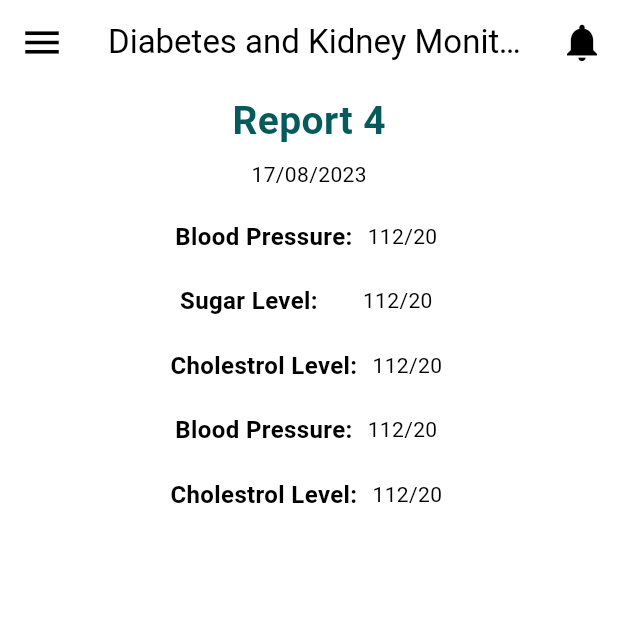
After one commit to iMalikHashim/fyp, a Flutter app: the ViewReportScreen screen opened by its route, after a tap on the "arrow right" icon, on a phone screen of 412 x 824 dp, the top half of it. The commit adds this screen. Run offline on Flutter 3.47's test engine with Material 3 defaults, Android fonts, the phone set to English and light mode, and no system bars; our stand-ins replace fl_chart.

Commit message:
reports Details

```diff
--- a/lib/components/home.dart
+++ b/lib/components/home.dart
@@ -56,7 +56,7 @@ class HomePage extends StatelessWidget {
                     child: IconButton(
                       onPressed: () {
                         // Navigate to the ViewReports screen using the named route
-                        Navigator.pushNamed(context, '/viewReports');
+                        Navigator.pushNamed(context, '/addReports');
                       },
                       icon: const Icon(
                         Icons.add_circle_outline_rounded,
--- /dev/null
+++ b/lib/components/reportsDetails.dart
@@ -0,0 +1,275 @@
+// ignore_for_file: prefer_const_constructors
+
+import 'package:flutter/material.dart';
+
+class ReportsDetails extends StatefulWidget {
+  const ReportsDetails({super.key});
+
+  @override
+  State<ReportsDetails> createState() => _ReportsDetailsState();
+}
+
+class _ReportsDetailsState extends State<ReportsDetails> {
+  AppBar topBar() {
+    return AppBar(
+      title: const Text(
+        'Diabetes and Kidney Monitoring',
+        style: TextStyle(color: Colors.black),
+      ),
+      backgroundColor: Colors.white,
+      leading: const Icon(
+        Icons.menu,
+        color: Colors.black,
+        size: 30.0,
+      ),
+      actions: [
+        IconButton(
+          onPressed: () => {},
+          icon: const Icon(
+            Icons.notifications,
+            color: Colors.black,
+            size: 30.0,
+          ),
+        ),
+      ],
+    );
+  }
+
+  @override
+  Widget build(BuildContext context) {
+    return Scaffold(
+      backgroundColor: Colors.white,
+      appBar: topBar(),
+      body: Column(children: const <Widget>[
+        Center(
+          child: Row(
+            mainAxisAlignment: MainAxisAlignment.center,
+            crossAxisAlignment: CrossAxisAlignment.center,
+            children: [
+              SizedBox(
+                height: 50.0,
+              ),
+              Text(
+                'Report 4',
+                style: TextStyle(
+                  fontWeight: FontWeight.bold,
+                  fontSize: 26,
+                  color: Color(0xFF055B5C),
+                ),
+              ),
+            ],
+          ),
+        ),
+        Center(
+          child: Row(
+            mainAxisAlignment: MainAxisAlignment.center,
+            crossAxisAlignment: CrossAxisAlignment.center,
+            children: [
+              SizedBox(
+                height: 20.0,
+              ),
+              Text(
+                '17/08/2023',
+                style: TextStyle(
+                  // fontWeight: FontWeight.bold,
+                  fontSize: 14,
+                  color: Colors.black,
+                ),
+              ),
+            ],
+          ),
+        ),
+        SizedBox(
+          height: 20,
+        ),
+        Row(mainAxisAlignment: MainAxisAlignment.center, children: <Widget>[
+          Column(
+            mainAxisAlignment: MainAxisAlignment.start,
+            crossAxisAlignment: CrossAxisAlignment.start,
+            children: [
+              Text(
+                'Blood Pressure:',
+                style: TextStyle(
+                  fontWeight: FontWeight.bold,
+                  fontSize: 16,
+                  color: Colors.black,
+                ),
+                textAlign: TextAlign.justify,
+              ),
+            ],
+          ),
+          SizedBox(
+            width: 10.0,
+          ),
+          Column(
+            mainAxisAlignment: MainAxisAlignment.start,
+            crossAxisAlignment: CrossAxisAlignment.start,
+            children: [
+              Text(
+                '112/20 ',
+                style: TextStyle(
+                  // fontWeight: FontWeight.bold,
+                  fontSize: 14,
+                  color: Colors.black,
+                ),
+                textAlign: TextAlign.justify,
+              ),
+            ],
+          ),
+        ]),
+        SizedBox(
+          height: 20,
+        ),
+        Row(mainAxisAlignment: MainAxisAlignment.center, children: <Widget>[
+          Column(
+            mainAxisAlignment: MainAxisAlignment.start,
+            crossAxisAlignment: CrossAxisAlignment.start,
+            children: [
+              Text(
+                'Sugar Level:',
+                style: TextStyle(
+                  fontWeight: FontWeight.bold,
+                  fontSize: 16,
+                  color: Colors.black,
+                ),
+                textAlign: TextAlign.justify,
+              ),
+            ],
+          ),
+          SizedBox(
+            width: 30.0,
+          ),
+          Column(
+            mainAxisAlignment: MainAxisAlignment.start,
+            crossAxisAlignment: CrossAxisAlignment.start,
+            children: [
+              Text(
+                '112/20 ',
+                style: TextStyle(
+                  // fontWeight: FontWeight.bold,
+                  fontSize: 14,
+                  color: Colors.black,
+                ),
+                textAlign: TextAlign.justify,
+              ),
+            ],
+          ),
+        ]),
+        SizedBox(
+          height: 20,
+        ),
+        Row(mainAxisAlignment: MainAxisAlignment.center, children: <Widget>[
+          Column(
+            mainAxisAlignment: MainAxisAlignment.start,
+            crossAxisAlignment: CrossAxisAlignment.start,
+            children: [
+              Text(
+                'Cholestrol Level:',
+                style: TextStyle(
+                  fontWeight: FontWeight.bold,
+                  fontSize: 16,
+                  color: Colors.black,
+                ),
+                textAlign: TextAlign.justify,
+              ),
+            ],
+          ),
+          SizedBox(
+            width: 10.0,
+          ),
+          Column(
+            mainAxisAlignment: MainAxisAlignment.start,
+            crossAxisAlignment: CrossAxisAlignment.start,
+            children: [
+              Text(
+                '112/20 ',
+                style: TextStyle(
+                  // fontWeight: FontWeight.bold,
+                  fontSize: 14,
+                  color: Colors.black,
+                ),
+                textAlign: TextAlign.justify,
+              ),
+            ],
+          ),
+        ]),
+        SizedBox(
+          height: 20,
+        ),
+        Row(mainAxisAlignment: MainAxisAlignment.center, children: <Widget>[
+          Column(
+            mainAxisAlignment: MainAxisAlignment.start,
+            crossAxisAlignment: CrossAxisAlignment.start,
+            children: [
+              Text(
+                'Blood Pressure:',
+                style: TextStyle(
+                  fontWeight: FontWeight.bold,
+                  fontSize: 16,
+                  color: Colors.black,
+                ),
+                textAlign: TextAlign.justify,
+              ),
+            ],
+          ),
+          SizedBox(
+            width: 10.0,
+          ),
+          Column(
+            mainAxisAlignment: MainAxisAlignment.start,
+            crossAxisAlignment: CrossAxisAlignment.start,
+            children: [
+              Text(
+                '112/20 ',
+                style: TextStyle(
+                  // fontWeight: FontWeight.bold,
+                  fontSize: 14,
+                  color: Colors.black,
+                ),
+                textAlign: TextAlign.justify,
+              ),
+            ],
+          ),
+        ]),
+        SizedBox(
+          height: 20,
+        ),
+        Row(mainAxisAlignment: MainAxisAlignment.center, children: <Widget>[
+          Column(
+            mainAxisAlignment: MainAxisAlignment.start,
+            crossAxisAlignment: CrossAxisAlignment.start,
+            children: [
+              Text(
+                'Cholestrol Level:',
+                style: TextStyle(
+                  fontWeight: FontWeight.bold,
+                  fontSize: 16,
+                  color: Colors.black,
+                ),
+                textAlign: TextAlign.justify,
+              ),
+            ],
+          ),
+          SizedBox(
+            width: 10.0,
+          ),
+          Column(
+            mainAxisAlignment: MainAxisAlignment.start,
+            crossAxisAlignment: CrossAxisAlignment.start,
+            children: [
+              Text(
+                '112/20 ',
+                style: TextStyle(
+                  // fontWeight: FontWeight.bold,
+                  fontSize: 14,
+                  color: Colors.black,
+                ),
+                textAlign: TextAlign.justify,
+              ),
+            ],
+          ),
+        ]),
+      ]),
+    );
+  }
+}
--- a/lib/components/viewReports.dart
+++ b/lib/components/viewReports.dart
@@ -186,7 +186,13 @@ class _ViewReportScreenState extends State<ViewReportScreen> {
                             fontWeight: FontWeight.bold,
                           ),
                         ),
-                        Icon(Icons.arrow_right, size: 18.0),
+                        IconButton(
+                          icon: Icon(Icons.arrow_right, size: 18.0),
+                          onPressed: () {
+                            // Add your onPressed logic here
+                            Navigator.pushNamed(context, '/reportsDetails');
+                          },
+                        ),
                       ],
                     ),
                     // Add text under "Report 4" here
@@ -228,7 +234,13 @@ class _ViewReportScreenState extends State<ViewReportScreen> {
                             fontWeight: FontWeight.bold,
                           ),
                         ),
-                        Icon(Icons.arrow_right, size: 18.0),
+                        IconButton(
+                          icon: Icon(Icons.arrow_right, size: 18.0),
+                          onPressed: () {
+                            // Add your onPressed logic here
+                            Navigator.pushNamed(context, '/reportsDetails');
+                          },
+                        ),
                       ],
                     ),
                     // Add text under "Report 4" here
@@ -270,7 +282,13 @@ class _ViewReportScreenState extends State<ViewReportScreen> {
                             fontWeight: FontWeight.bold,
                           ),
                         ),
-                        Icon(Icons.arrow_right, size: 18.0),
+                        IconButton(
+                          icon: Icon(Icons.arrow_right, size: 18.0),
+                          onPressed: () {
+                            // Add your onPressed logic here
+                            Navigator.pushNamed(context, '/reportsDetails');
+                          },
+                        ),
                       ],
                     ),
                     // Add text under "Report 4" here
@@ -312,7 +330,13 @@ class _ViewReportScreenState extends State<ViewReportScreen> {
                             fontWeight: FontWeight.bold,
                           ),
                         ),
-                        Icon(Icons.arrow_right, size: 18.0),
+                        IconButton(
+                          icon: Icon(Icons.arrow_right, size: 18.0),
+                          onPressed: () {
+                            // Add your onPressed logic here
+                            Navigator.pushNamed(context, '/reportsDetails');
+                          },
+                        ),
                       ],
                     ),
                     // Add text under "Report 4" here
--- a/lib/main.dart
+++ b/lib/main.dart
@@ -4,6 +4,7 @@ import 'package:flutter/material.dart';
 import 'package:fl_chart/fl_chart.dart';
 import 'package:fyp/components/addReports.dart';
 import 'components/dashboard.dart';
+import 'components/reportsDetails.dart';
 import 'components/viewReports.dart';
 import 'components/diabetes.dart';
 
@@ -13,7 +14,8 @@ void main() => runApp(MaterialApp(
         '/': (context) => Dashboard(),
         '/viewReports': (context) => ViewReportScreen(),
         '/diabetes': (context) => DiabetesScreen(),
-        '/addReports': (context) => AddReportScreen()
+        '/addReports': (context) => AddReportScreen(),
+        '/reportsDetails': (context) => ReportsDetails(),
         // Add other routes as needed
       },
     ));
```
